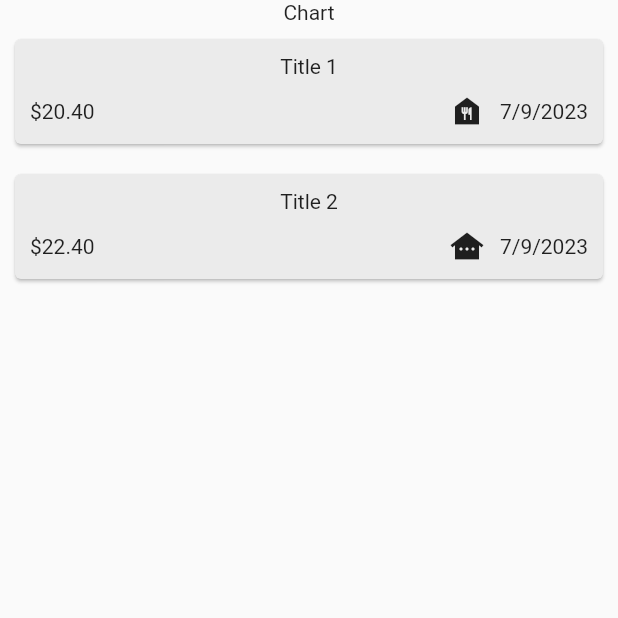
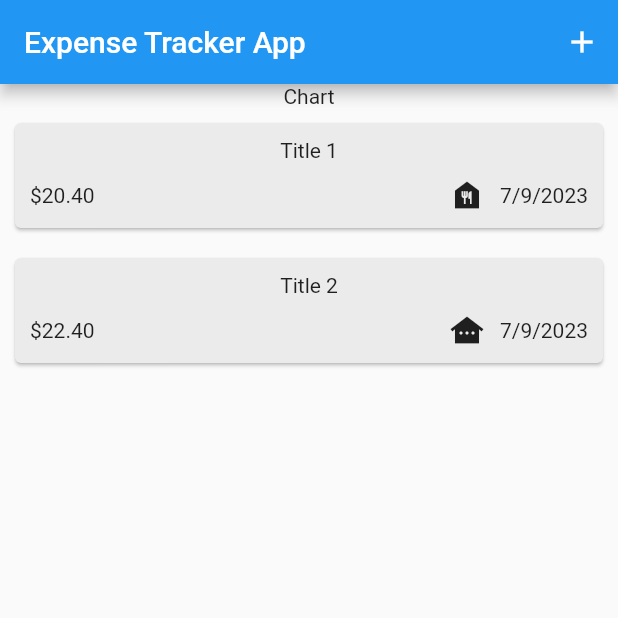
Before and after one commit to devxasd/expense_app, a Flutter app: the screen it shows after launch, on a phone screen of 412 x 824 dp, the top half of it. Run offline on Flutter 3.47's test engine with Material 2 defaults, Android fonts, the phone set to English and light mode, and no system bars.

Commit message:
010 Setting an AppBar with a Title & Actions

```diff
--- a/lib/widgets/expenses.dart
+++ b/lib/widgets/expenses.dart
@@ -29,6 +29,15 @@ class _ExpensesState extends State<Expenses> {
   @override
   Widget build(context) {
     return Scaffold(
+        appBar: AppBar(
+          title: const Text('Expense Tracker App'),
+          actions: [
+            IconButton(
+              onPressed: () {},
+              icon: const Icon(Icons.add),
+            ),
+          ],
+        ),
         body: Column(
           children: [
             const Text('Chart'),
```
Lines whose indentation alone changed are shown as unchanged.
